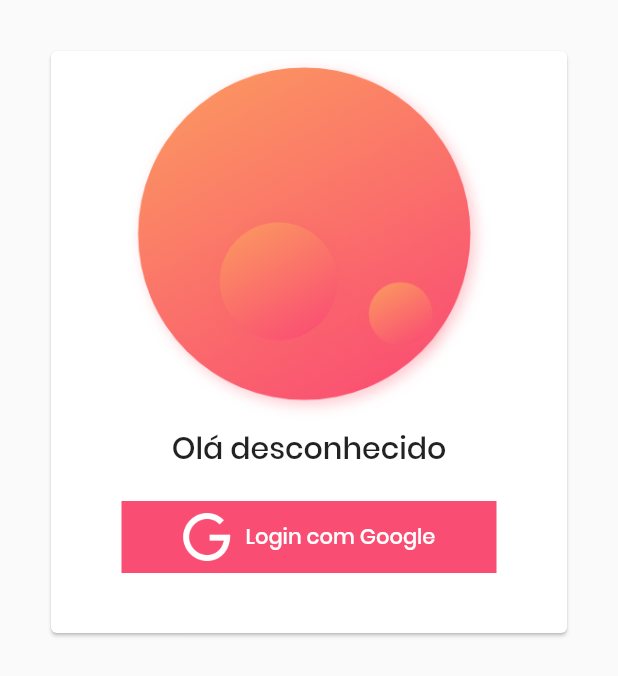
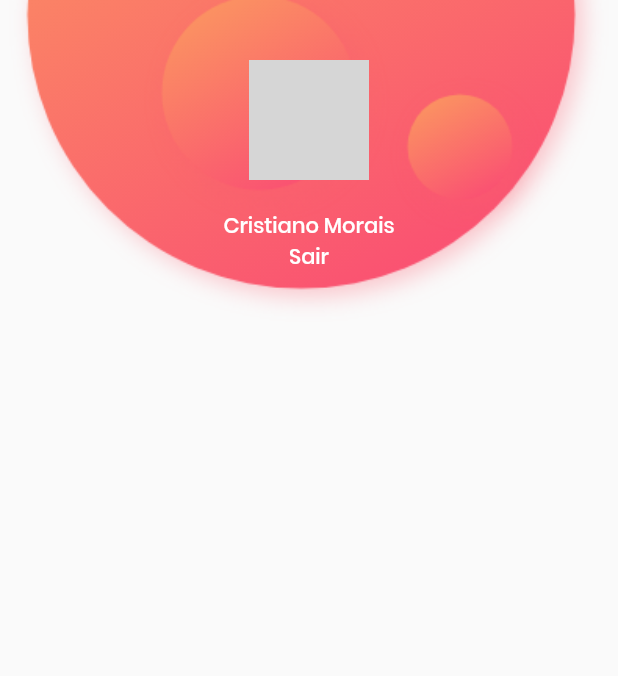
Before and after one commit to mmcristiano/todo-app, a Flutter app: the screen it shows after launch, on a phone screen of 412 x 824 dp. Shown: the top 676 px of the screen. Run offline on Flutter 3.47's test engine with Material 2 defaults, Android fonts, the phone set to English and light mode, and no system bars; network calls fail; grey boxes are pictures that could not be loaded.

Commit message:
Protótipo Home page

```diff
--- a/lib/main.dart
+++ b/lib/main.dart
@@ -1,4 +1,5 @@
 import 'package:app/themes/app.theme.dart';
+import 'package:app/views/home.view.dart';
 import 'package:app/views/login.view.dart';
 import 'package:flutter/material.dart';
 
@@ -14,7 +15,7 @@ class MyApp extends StatelessWidget {
       debugShowCheckedModeBanner: false,
       title: 'Todos',
       theme: appTheme(),
-      home: LoginView(),
+      home: HomeView(),
     );
   }
 }
--- /dev/null
+++ b/lib/views/home.view.dart
@@ -0,0 +1,15 @@
+import 'package:app/widgets/user-card.widget.dart';
+import 'package:flutter/material.dart';
+
+class HomeView extends StatelessWidget {
+  @override
+  Widget build(BuildContext context) {
+    return Scaffold(
+      body: Column(
+        children: <Widget>[
+          UserCard(),
+        ],
+      ),
+    );
+  }
+}
--- /dev/null
+++ b/lib/widgets/user-card.widget.dart
@@ -0,0 +1,50 @@
+import 'package:app/components/avatar.widget.dart';
+import 'package:flutter/material.dart';
+
+class UserCard extends StatelessWidget {
+  @override
+  Widget build(BuildContext context) {
+    return Container(
+      padding: EdgeInsets.only(top: 40),
+      decoration: BoxDecoration(
+        image: DecorationImage(
+          image: new ExactAssetImage("assets/images/notification.png"),
+          fit: BoxFit.cover,
+          alignment: Alignment.bottomCenter,
+        ),
+      ),
+      width: double.infinity,
+      alignment: Alignment.center,
+      child: Column(
+        children: <Widget>[
+          TDAvatar(
+            width: 80,
+            path: "https://placehold.it/80",
+          ),
+          SizedBox(
+            height: 20,
+          ),
+          Text(
+            "Cristiano Morais",
+            style: TextStyle(color: Colors.white),
+          ),
+          Container(
+            height: 20,
+            child: FlatButton(
+              child: Text(
+                "Sair",
+                style: TextStyle(
+                  color: Colors.white,
+                ),
+              ),
+              onPressed: () {},
+            ),
+          ),
+          SizedBox(
+            height: 40,
+          ),
+        ],
+      ),
+    );
+  }
+}
```
